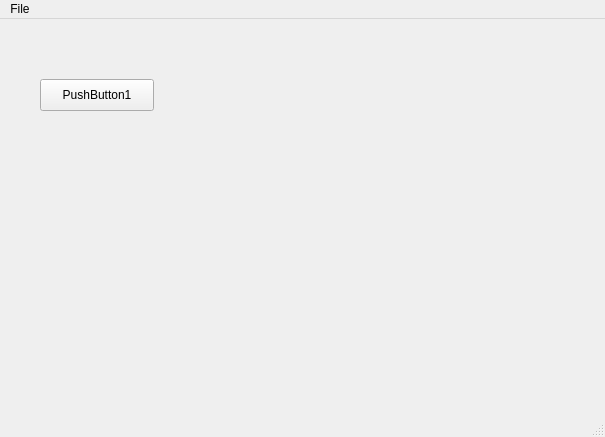
Above: qt-project1/mainwindow.ui from wzhao22/cs340 before the change. Below: the same form after it.
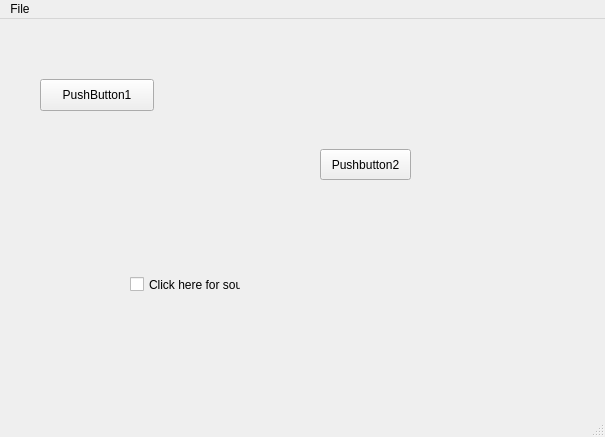
That is the form after the change.

Patch:
```diff
--- a/qt-project1/mainwindow.ui
+++ b/qt-project1/mainwindow.ui
@@ -27,6 +27,32 @@
      <string>PushButton1</string>
     </property>
    </widget>
+   <widget class="QPushButton" name="pushButton_2">
+    <property name="geometry">
+     <rect>
+      <x>320</x>
+      <y>130</y>
+      <width>91</width>
+      <height>31</height>
+     </rect>
+    </property>
+    <property name="text">
+     <string>Pushbutton2</string>
+    </property>
+   </widget>
+   <widget class="QCheckBox" name="checkBox">
+    <property name="geometry">
+     <rect>
+      <x>130</x>
+      <y>240</y>
+      <width>111</width>
+      <height>51</height>
+     </rect>
+    </property>
+    <property name="text">
+     <string>Click here for soup</string>
+    </property>
+   </widget>
   </widget>
   <widget class="QStatusBar" name="statusBar"/>
   <widget class="QMenuBar" name="menuBar">
```
Left out of the diff: 2 changed lines with no effect on the pictures.
